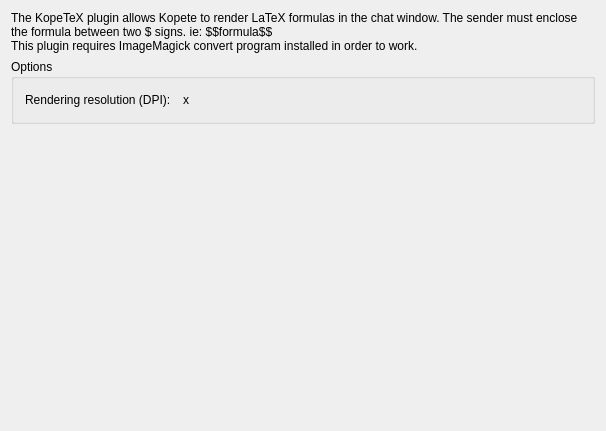
First picture: the form in plugins/latex/latexprefsbase.ui, repository KDE/kopete, before the edit.
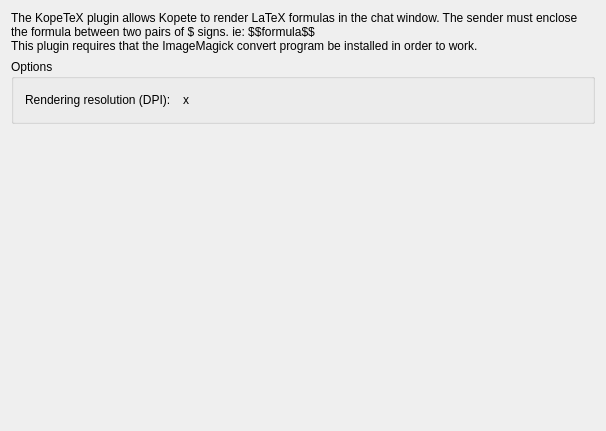
Second picture: the form after the edit. Custom widgets are drawn as their Qt base class.

```diff
--- a/plugins/latex/latexprefsbase.ui
+++ b/plugins/latex/latexprefsbase.ui
@@ -17,8 +17,8 @@
       <enum>QFrame::NoFrame</enum>
      </property>
      <property name="text" >
-      <string>The KopeTeX plugin allows Kopete to render LaTeX formulas in the chat window. The sender must enclose the formula between two $ signs. ie: $$formula$$
-This plugin requires ImageMagick convert program installed in order to work.</string>
+      <string>The KopeTeX plugin allows Kopete to render LaTeX formulas in the chat window. The sender must enclose the formula between two pairs of $ signs. ie: $$formula$$
+This plugin requires that the ImageMagick convert program be installed in order to work.</string>
      </property>
      <property name="wordWrap" >
       <bool>true</bool>
```
